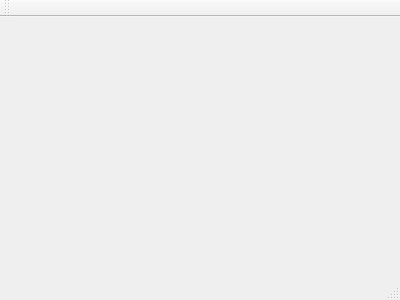
The window that pixelepsy.ui (maz906/pixelepsy) describes before a commit, drawn with Qt 5.
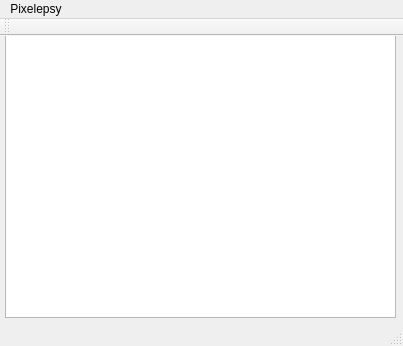
The same window after the commit.

Commit message: figured out how to display an image. need to add layout so we can add panels which will contain qgraphicsviews.

```diff
--- a/pixelepsy.ui
+++ b/pixelepsy.ui
@@ -6,23 +6,40 @@
    <rect>
     <x>0</x>
     <y>0</y>
-    <width>400</width>
-    <height>300</height>
+    <width>403</width>
+    <height>346</height>
    </rect>
   </property>
   <property name="windowTitle">
    <string>Pixelepsy</string>
   </property>
-  <widget class="QWidget" name="centralWidget"/>
+  <widget class="QWidget" name="centralWidget">
+   <widget class="QGraphicsView" name="graphicsView">
+    <property name="geometry">
+     <rect>
+      <x>5</x>
+      <y>-9</y>
+      <width>391</width>
+      <height>291</height>
+     </rect>
+    </property>
+   </widget>
+  </widget>
   <widget class="QMenuBar" name="menuBar">
    <property name="geometry">
     <rect>
      <x>0</x>
      <y>0</y>
-     <width>400</width>
-     <height>21</height>
+     <width>403</width>
+     <height>26</height>
     </rect>
    </property>
+   <widget class="QMenu" name="menuPixelepsy">
+    <property name="title">
+     <string>Pixelepsy</string>
+    </property>
+   </widget>
+   <addaction name="menuPixelepsy"/>
   </widget>
   <widget class="QToolBar" name="mainToolBar">
    <attribute name="toolBarArea">
```
The commit also changes 5 other files.
